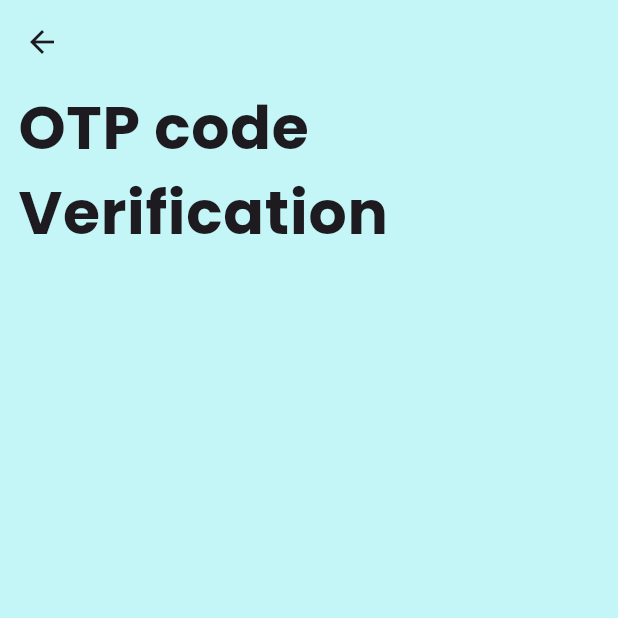
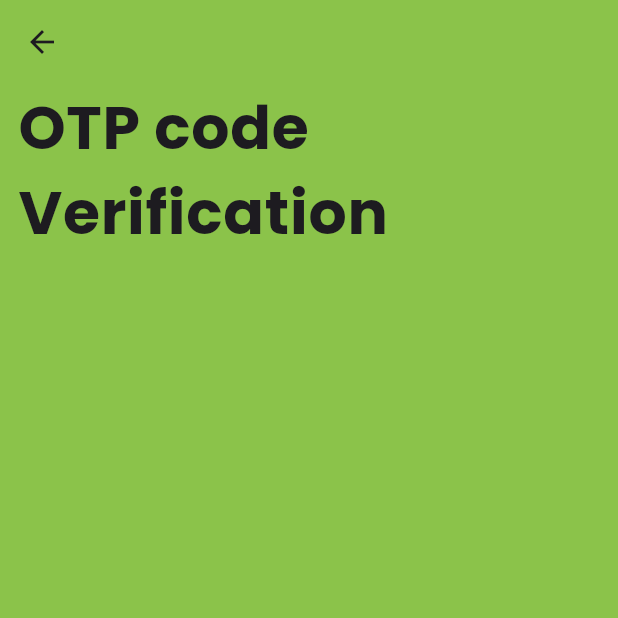
Before and after one commit to Danny00009/Resolved-file, a Flutter app: the screen it shows after launch, on a phone screen of 412 x 824 dp, the top half of it. Run offline on Flutter 3.47's test engine with Material 3 defaults, Android fonts, the light colour scheme and no system bars; our stand-ins replace google_fonts.

Commit message:
added bcg color

```diff
--- a/lib/main.dart
+++ b/lib/main.dart
@@ -12,12 +12,13 @@ class MyApp extends StatelessWidget {
   @override
   Widget build(BuildContext context) {
     return MaterialApp(
+      debugShowCheckedModeBanner: false,
       title: 'Flutter Demo',
       theme: ThemeData(
         colorScheme: ColorScheme.fromSeed(seedColor: Colors.deepPurple),
         useMaterial3: true,
       ),
-    home: const OtpPage(),
+      home: const OtpPage(),
     );
   }
 }
--- a/lib/otpverifypage.dart
+++ b/lib/otpverifypage.dart
@@ -15,7 +15,7 @@ class OtpPage extends StatelessWidget {
           icon: const Icon(Icons.arrow_back),
         ),
       ),
-      backgroundColor: const Color.fromARGB(255, 196, 245, 247),
+      backgroundColor: Colors.lightGreen,
       body: SingleChildScrollView(
         child: Container(
           height: MediaQuery.of(context).size.height,
```
